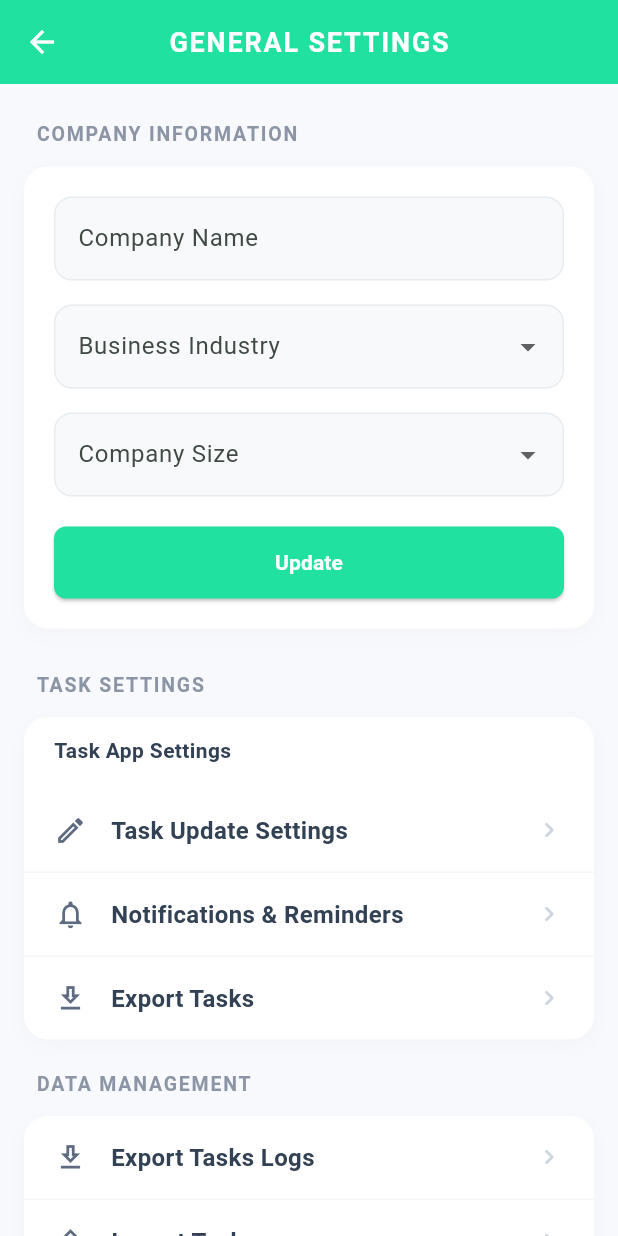
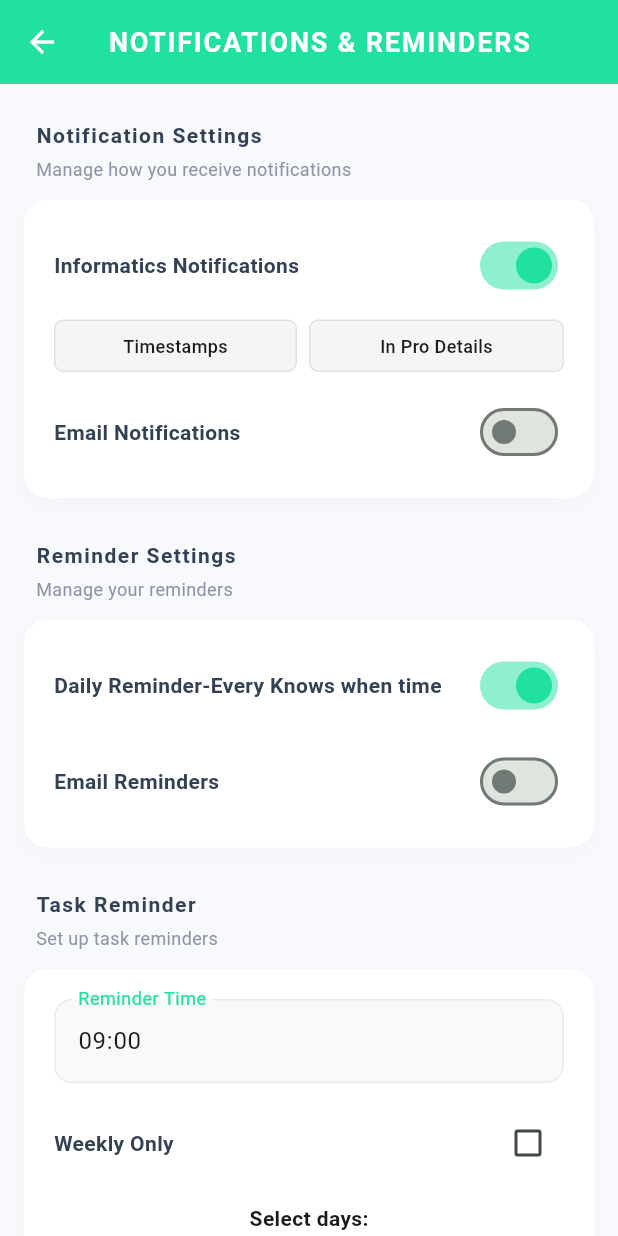
Before and after one commit to Sunilturkar2810/DT_pro_Two, a Flutter app: the GeneralSettingsScreen screen opened directly, after a tap on "Notifications & Reminders", on a phone screen of 412 x 824 dp. Run offline on Flutter 3.47's test engine with Material 3 defaults, Android fonts, the phone set to English and light mode, and no system bars; our stand-ins replace audioplayers, dio, file_picker, fl_chart, flutter_local_notifications, hive and 5 more; missing offline and left inert: record; accounts and stored records are empty.

Commit message:
feat: add comprehensive Notifications & Reminders settings page with all channels and frequency tables

```diff
--- a/frontend/lib/screen/settings/general_settings_screen.dart
+++ b/frontend/lib/screen/settings/general_settings_screen.dart
@@ -1,4 +1,5 @@
 import 'package:flutter/material.dart';
+import 'notifications_reminders_screen.dart';
 
 class GeneralSettingsScreen extends StatefulWidget {
   const GeneralSettingsScreen({Key? key}) : super(key: key);
@@ -221,7 +222,14 @@ class _GeneralSettingsScreenState extends State<GeneralSettingsScreen> {
                     _buildSettingsTile('Task Update Settings', Icons.edit_outlined, () {
                       _showTaskUpdateSettingsDialog(context);
                     }),
-                    _buildSettingsTile('Notifications & Reminders', Icons.notifications_none_outlined, () {}),
+                    _buildSettingsTile('Notifications & Reminders', Icons.notifications_none_outlined, () {
+                      Navigator.push(
+                        context,
+                        MaterialPageRoute(
+                          builder: (context) => const NotificationsRemindersScreen(),
+                        ),
+                      );
+                    }),
                     _buildSettingsTile('Export Tasks', Icons.download_outlined, () {}, isLast: true),
                   ],
                 ),
--- /dev/null
+++ b/frontend/lib/screen/settings/notifications_reminders_screen.dart
@@ -0,0 +1,475 @@
+import 'package:flutter/material.dart';
+
+class NotificationsRemindersScreen extends StatefulWidget {
+  const NotificationsRemindersScreen({Key? key}) : super(key: key);
+
+  @override
+  State<NotificationsRemindersScreen> createState() => _NotificationsRemindersScreenState();
+}
+
+class _NotificationsRemindersScreenState extends State<NotificationsRemindersScreen> with SingleTickerProviderStateMixin {
+  // Notification Settings
+  bool _informaticsNotificationsEnabled = true;
+  bool _emailNotificationsEnabled = false;
+
+  // Reminder Settings
+  bool _dailyReminderEnabled = true;
+  bool _emailRemindersEnabled = false;
+
+  // Task Reminder
+  final _reminderTimeController = TextEditingController(text: '09:00');
+  bool _weeklyOnlyEnabled = false;
+  Map<String, bool> _selectedDays = {
+    'Mon': true,
+    'Tue': true,
+    'Wed': true,
+    'Thu': true,
+    'Fri': true,
+    'Sat': false,
+    'Sun': false,
+  };
+
+  // Notification Channels
+  late TabController _tabController;
+
+  final List<String> _notificationTypes = [
+    'New Task',
+    'Task Edit',
+    'Task Assigned',
+    'Task In Progress',
+    'Task Complete',
+    'Task No Start',
+  ];
+
+  Map<String, Map<String, bool>> _notificationChannels = {
+    'New Task': {'Admin': true, 'Manager': true, 'Member': true},
+    'Task Edit': {'Admin': true, 'Manager': true, 'Member': false},
+    'Task Assigned': {'Admin': true, 'Manager': true, 'Member': true},
+    'Task In Progress': {'Admin': true, 'Manager': false, 'Member': true},
+    'Task Complete': {'Admin': true, 'Manager': true, 'Member': true},
+    'Task No Start': {'Admin': true, 'Manager': true, 'Member': false},
+  };
+
+  Map<String, Map<String, String>> _notificationFrequency = {
+    'New Task': {'Admin': 'Real-time', 'Manager': 'Real-time', 'Member': 'Daily'},
+    'Task Edit': {'Admin': 'Real-time', 'Manager': 'Hourly', 'Member': 'Daily'},
+    'Task Assigned': {'Admin': 'Real-time', 'Manager': 'Real-time', 'Member': 'Real-time'},
+    'Task In Progress': {'Admin': 'Real-time', 'Manager': 'Daily', 'Member': 'Weekly'},
+    'Task Complete': {'Admin': 'Real-time', 'Manager': 'Real-time', 'Member': 'Daily'},
+    'Task No Start': {'Admin': 'Daily', 'Manager': 'Daily', 'Member': 'Weekly'},
+  };
+
+  @override
+  void initState() {
+    super.initState();
+    _tabController = TabController(length: 2, vsync: this);
+  }
+
+  @override
+  Widget build(BuildContext context) {
+    return Scaffold(
+      backgroundColor: const Color(0xFFF8F9FD),
+      appBar: AppBar(
+        title: const Text(
+          "NOTIFICATIONS & REMINDERS",
+          style: TextStyle(color: Colors.white, fontWeight: FontWeight.bold, fontSize: 18, letterSpacing: 1.2),
+        ),
+        backgroundColor: const Color(0xFF20E19F),
+        elevation: 0,
+        centerTitle: true,
+        iconTheme: const IconThemeData(color: Colors.white),
+      ),
+      body: SingleChildScrollView(
+        physics: const BouncingScrollPhysics(),
+        child: Padding(
+          padding: const EdgeInsets.symmetric(horizontal: 16.0, vertical: 24.0),
+          child: Column(
+            crossAxisAlignment: CrossAxisAlignment.start,
+            children: [
+              // Notification Settings
+              const _SectionHeader(title: 'Notification Settings', subtitle: 'Manage how you receive notifications'),
+              _buildNotificationSettingsCard(),
+              const SizedBox(height: 28),
+
+              // Reminder Settings
+              const _SectionHeader(title: 'Reminder Settings', subtitle: 'Manage your reminders'),
+              _buildReminderSettingsCard(),
+              const SizedBox(height: 28),
+
+              // Task Reminder
+              const _SectionHeader(title: 'Task Reminder', subtitle: 'Set up task reminders'),
+              _buildTaskReminderCard(),
+              const SizedBox(height: 28),
+
+              // Notification Channels
+              const _SectionHeader(title: 'Notification Channels', subtitle: 'Select platforms where you receive notifications'),
+              _buildNotificationChannelsTable(),
+              const SizedBox(height: 28),
+
+              // Notification Frequency
+              const _SectionHeader(title: 'Notification Frequency', subtitle: 'Choose how often you receive notifications'),
+              _buildNotificationFrequencyTable(),
+              const SizedBox(height: 32),
+
+              // Save Button
+              SizedBox(
+                width: double.infinity,
+                height: 48,
+                child: ElevatedButton(
+                  onPressed: () {
+                    ScaffoldMessenger.of(context).showSnackBar(
+                      const SnackBar(
+                        content: Text('Notification settings saved successfully'),
+                        backgroundColor: Color(0xFF20E19F),
+                      ),
+                    );
+                  },
+                  style: ElevatedButton.styleFrom(
+                    backgroundColor: const Color(0xFF20E19F),
+                    shape: RoundedRectangleBorder(borderRadius: BorderRadius.circular(8)),
+                  ),
+                  child: const Text('Save Settings', style: TextStyle(color: Colors.white, fontWeight: FontWeight.bold, fontSize: 16)),
+                ),
+              ),
+            ],
+          ),
+        ),
+      ),
+    );
+  }
+
+  Widget _buildNotificationSettingsCard() {
+    return Container(
+      decoration: BoxDecoration(
+        color: Colors.white,
+        borderRadius: BorderRadius.circular(16),
+        boxShadow: [BoxShadow(color: Colors.black.withOpacity(0.02), blurRadius: 10, offset: const Offset(0, 4))],
+      ),
+      padding: const EdgeInsets.all(20),
+      child: Column(
+        children: [
+          _buildToggleTileWithTabs('Informatics Notifications', _informaticsNotificationsEnabled, (value) {
+            setState(() => _informaticsNotificationsEnabled = value);
+          }, ['Timestamps', 'In Pro Details']),
+          const SizedBox(height: 16),
+          _buildToggleTile('Email Notifications', _emailNotificationsEnabled, (value) {
+            setState(() => _emailNotificationsEnabled = value);
+          }),
+        ],
+      ),
+    );
+  }
+
+  Widget _buildReminderSettingsCard() {
+    return Container(
+      decoration: BoxDecoration(
+        color: Colors.white,
+        borderRadius: BorderRadius.circular(16),
+        boxShadow: [BoxShadow(color: Colors.black.withOpacity(0.02), blurRadius: 10, offset: const Offset(0, 4))],
+      ),
+      padding: const EdgeInsets.all(20),
+      child: Column(
+        children: [
+          _buildToggleTile('Daily Reminder-Every Knows when time', _dailyReminderEnabled, (value) {
+            setState(() => _dailyReminderEnabled = value);
+          }),
+          const SizedBox(height: 16),
+          _buildToggleTile('Email Reminders', _emailRemindersEnabled, (value) {
+            setState(() => _emailRemindersEnabled = value);
+          }),
+        ],
+      ),
+    );
+  }
+
+  Widget _buildTaskReminderCard() {
+    return Container(
+      decoration: BoxDecoration(
+        color: Colors.white,
+        borderRadius: BorderRadius.circular(16),
+        boxShadow: [BoxShadow(color: Colors.black.withOpacity(0.02), blurRadius: 10, offset: const Offset(0, 4))],
+      ),
+      padding: const EdgeInsets.all(20),
+      child: Column(
+        children: [
+          // Time Input
+          TextFormField(
+            controller: _reminderTimeController,
+            decoration: InputDecoration(
+              labelText: 'Reminder Time',
+              hintText: 'HH:MM',
+              border: OutlineInputBorder(borderRadius: BorderRadius.circular(8)),
+              floatingLabelStyle: const TextStyle(color: Color(0xFF20E19F)),
+              focusedBorder: OutlineInputBorder(
+                borderRadius: BorderRadius.circular(8),
+                borderSide: const BorderSide(color: Color(0xFF20E19F), width: 2),
+              ),
+            ),
+          ),
+          const SizedBox(height: 16),
+
+          // Weekly Only Checkbox
+          _buildCheckboxTile('Weekly Only', _weeklyOnlyEnabled, (value) {
+            setState(() => _weeklyOnlyEnabled = value ?? false);
+          }),
+          const SizedBox(height: 16),
+
+          // Days Selection
+          const Text('Select days:', style: TextStyle(fontSize: 14, fontWeight: FontWeight.w600)),
+          const SizedBox(height: 12),
+          Wrap(
+            spacing: 8,
+            runSpacing: 8,
+            children: _selectedDays.keys.map((day) {
+              return FilterChip(
+                label: Text(day),
+                selected: _selectedDays[day] ?? false,
+                onSelected: (selected) {
+                  setState(() => _selectedDays[day] = selected);
+                },
+                selectedColor: const Color(0xFF20E19F),
+                labelStyle: TextStyle(
+                  color: _selectedDays[day] ?? false ? Colors.white : Colors.grey.shade700,
+                  fontWeight: FontWeight.w600,
+                ),
+                backgroundColor: Colors.grey.shade100,
+              );
+            }).toList(),
+          ),
+        ],
+      ),
+    );
+  }
+
+  Widget _buildNotificationChannelsTable() {
+    return Container(
+      decoration: BoxDecoration(
+        color: Colors.white,
+        borderRadius: BorderRadius.circular(16),
+        boxShadow: [BoxShadow(color: Colors.black.withOpacity(0.02), blurRadius: 10, offset: const Offset(0, 4))],
+      ),
+      overflow: Clip.hardEdge,
+      child: Column(
+        children: [
+          // Header
+          Container(
+            color: const Color(0xFF20E19F),
+            padding: const EdgeInsets.symmetric(horizontal: 16, vertical: 12),
+            child: Row(
+              children: [
+                Expanded(flex: 2, child: Text('Type', style: _tableHeaderStyle())),
+                Expanded(child: Text('Admin', style: _tableHeaderStyle())),
+                Expanded(child: Text('Manager', style: _tableHeaderStyle())),
+                Expanded(child: Text('Member', style: _tableHeaderStyle())),
+              ],
+            ),
+          ),
+          // Rows
+          ..._notificationTypes.asMap().entries.map((entry) {
+            int index = entry.key;
+            String type = entry.value;
+            bool isLast = index == _notificationTypes.length - 1;
+            return Container(
+              decoration: BoxDecoration(
+                border: isLast ? null : Border(bottom: BorderSide(color: Colors.grey.withOpacity(0.1))),
+              ),
+              padding: const EdgeInsets.symmetric(horizontal: 16, vertical: 12),
+              child: Row(
+                children: [
+                  Expanded(flex: 2, child: Text(type, style: _tableRowStyle())),
+                  Expanded(child: _buildTableCheckbox(_notificationChannels[type]?['Admin'] ?? false, (value) {
+                    setState(() => _notificationChannels[type]!['Admin'] = value ?? false);
+                  })),
+                  Expanded(child: _buildTableCheckbox(_notificationChannels[type]?['Manager'] ?? false, (value) {
+                    setState(() => _notificationChannels[type]!['Manager'] = value ?? false);
+                  })),
+                  Expanded(child: _buildTableCheckbox(_notificationChannels[type]?['Member'] ?? false, (value) {
+                    setState(() => _notificationChannels[type]!['Member'] = value ?? false);
+                  })),
+                ],
+              ),
+            );
+          }).toList(),
+        ],
+      ),
+    );
+  }
+
+  Widget _buildNotificationFrequencyTable() {
+    return Container(
+      decoration: BoxDecoration(
+        color: Colors.white,
+        borderRadius: BorderRadius.circular(16),
+        boxShadow: [BoxShadow(color: Colors.black.withOpacity(0.02), blurRadius: 10, offset: const Offset(0, 4))],
+      ),
+      overflow: Clip.hardEdge,
+      child: Column(
+        children: [
+          // Header
+          Container(
+            color: const Color(0xFF20E19F),
+            padding: const EdgeInsets.symmetric(horizontal: 16, vertical: 12),
+            child: Row(
+              children: [
+                Expanded(flex: 2, child: Text('Type', style: _tableHeaderStyle())),
+                Expanded(child: Text('Admin', style: _tableHeaderStyle())),
+                Expanded(child: Text('Manager', style: _tableHeaderStyle())),
+                Expanded(child: Text('Member', style: _tableHeaderStyle())),
+              ],
+            ),
+          ),
+          // Rows
+          ..._notificationTypes.asMap().entries.map((entry) {
+            int index = entry.key;
+            String type = entry.value;
+            bool isLast = index == _notificationTypes.length - 1;
+            return Container(
+              decoration: BoxDecoration(
+                border: isLast ? null : Border(bottom: BorderSide(color: Colors.grey.withOpacity(0.1))),
+              ),
+              padding: const EdgeInsets.symmetric(horizontal: 16, vertical: 12),
+              child: Row(
+                children: [
+                  Expanded(flex: 2, child: Text(type, style: _tableRowStyle())),
+                  Expanded(child: _buildFrequencyDropdown(_notificationFrequency[type]?['Admin'] ?? 'Daily', (value) {
+                    setState(() => _notificationFrequency[type]!['Admin'] = value ?? 'Daily');
+                  })),
+                  Expanded(child: _buildFrequencyDropdown(_notificationFrequency[type]?['Manager'] ?? 'Daily', (value) {
+                    setState(() => _notificationFrequency[type]!['Manager'] = value ?? 'Daily');
+                  })),
+                  Expanded(child: _buildFrequencyDropdown(_notificationFrequency[type]?['Member'] ?? 'Daily', (value) {
+                    setState(() => _notificationFrequency[type]!['Member'] = value ?? 'Daily');
+                  })),
+                ],
+              ),
+            );
+          }).toList(),
+        ],
+      ),
+    );
+  }
+
+  Widget _buildToggleTile(String label, bool value, Function(bool) onChanged) {
+    return Row(
+      mainAxisAlignment: MainAxisAlignment.spaceBetween,
+      children: [
+        Text(label, style: const TextStyle(fontSize: 14, fontWeight: FontWeight.w600, color: Color(0xFF334155))),
+        Switch(value: value, onChanged: onChanged, activeColor: const Color(0xFF20E19F)),
+      ],
+    );
+  }
+
+  Widget _buildToggleTileWithTabs(String label, bool value, Function(bool) onChanged, List<String> tabs) {
+    return Column(
+      crossAxisAlignment: CrossAxisAlignment.start,
+      children: [
+        Row(
+          mainAxisAlignment: MainAxisAlignment.spaceBetween,
+          children: [
+            Text(label, style: const TextStyle(fontSize: 14, fontWeight: FontWeight.w600, color: Color(0xFF334155))),
+            Switch(value: value, onChanged: onChanged, activeColor: const Color(0xFF20E19F)),
+          ],
+        ),
+        const SizedBox(height: 12),
+        Row(
+          children: tabs.asMap().entries.map((entry) {
+            int index = entry.key;
+            String tab = entry.value;
+            return Expanded(
+              child: Padding(
+                padding: EdgeInsets.only(right: index == tabs.length - 1 ? 0 : 8),
+                child: Container(
+                  padding: const EdgeInsets.symmetric(horizontal: 12, vertical: 8),
+                  decoration: BoxDecoration(
+                    color: Colors.grey.shade100,
+                    borderRadius: BorderRadius.circular(6),
+                    border: Border.all(color: Colors.grey.shade300),
+                  ),
+                  child: Text(tab, style: const TextStyle(fontSize: 12, fontWeight: FontWeight.w500), textAlign: TextAlign.center),
+                ),
+              ),
+            );
+          }).toList(),
+        ),
+      ],
+    );
+  }
+
+  Widget _buildCheckboxTile(String label, bool value, Function(bool?) onChanged) {
+    return Row(
+      mainAxisAlignment: MainAxisAlignment.spaceBetween,
+      children: [
+        Text(label, style: const TextStyle(fontSize: 14, fontWeight: FontWeight.w600, color: Color(0xFF334155))),
+        Checkbox(
+          value: value,
+          onChanged: onChanged,
+          activeColor: const Color(0xFF20E19F),
+        ),
+      ],
+    );
+  }
+
+  Widget _buildTableCheckbox(bool value, Function(bool?) onChanged) {
+    return Checkbox(
+      value: value,
+      onChanged: onChanged,
+      activeColor: const Color(0xFF20E19F),
+    );
+  }
+
+  Widget _buildFrequencyDropdown(String value, Function(String?) onChanged) {
+    final frequencies = ['Real-time', 'Hourly', 'Daily', 'Weekly'];
+    return DropdownButton<String>(
+      value: value,
+      items: frequencies.map((freq) {
+        return DropdownMenuItem(value: freq, child: Text(freq, style: const TextStyle(fontSize: 12)));
+      }).toList(),
+      onChanged: onChanged,
+      underline: const SizedBox(),
+      isDense: true,
+    );
+  }
+
+  TextStyle _tableHeaderStyle() {
+    return const TextStyle(color: Colors.white, fontWeight: FontWeight.bold, fontSize: 12);
+  }
+
+  TextStyle _tableRowStyle() {
+    return const TextStyle(fontSize: 13, fontWeight: FontWeight.w600, color: Color(0xFF334155));
+  }
+
+  @override
+  void dispose() {
+    _reminderTimeController.dispose();
+    _tabController.dispose();
+    super.dispose();
+  }
+}
+
+class _SectionHeader extends StatelessWidget {
+  final String title;
+  final String subtitle;
+
+  const _SectionHeader({required this.title, required this.subtitle});
+
+  @override
+  Widget build(BuildContext context) {
+    return Padding(
+      padding: const EdgeInsets.only(left: 8.0, bottom: 12.0),
+      child: Column(
+        crossAxisAlignment: CrossAxisAlignment.start,
+        children: [
+          Text(
+            title,
+            style: const TextStyle(fontSize: 14, fontWeight: FontWeight.w700, letterSpacing: 1.0, color: Color(0xFF334155)),
+          ),
+          const SizedBox(height: 4),
+          Text(
+            subtitle,
+            style: const TextStyle(fontSize: 12, color: Color(0xFF8B95A5), fontWeight: FontWeight.w400),
+          ),
+        ],
+      ),
+    );
+  }
+}
```
